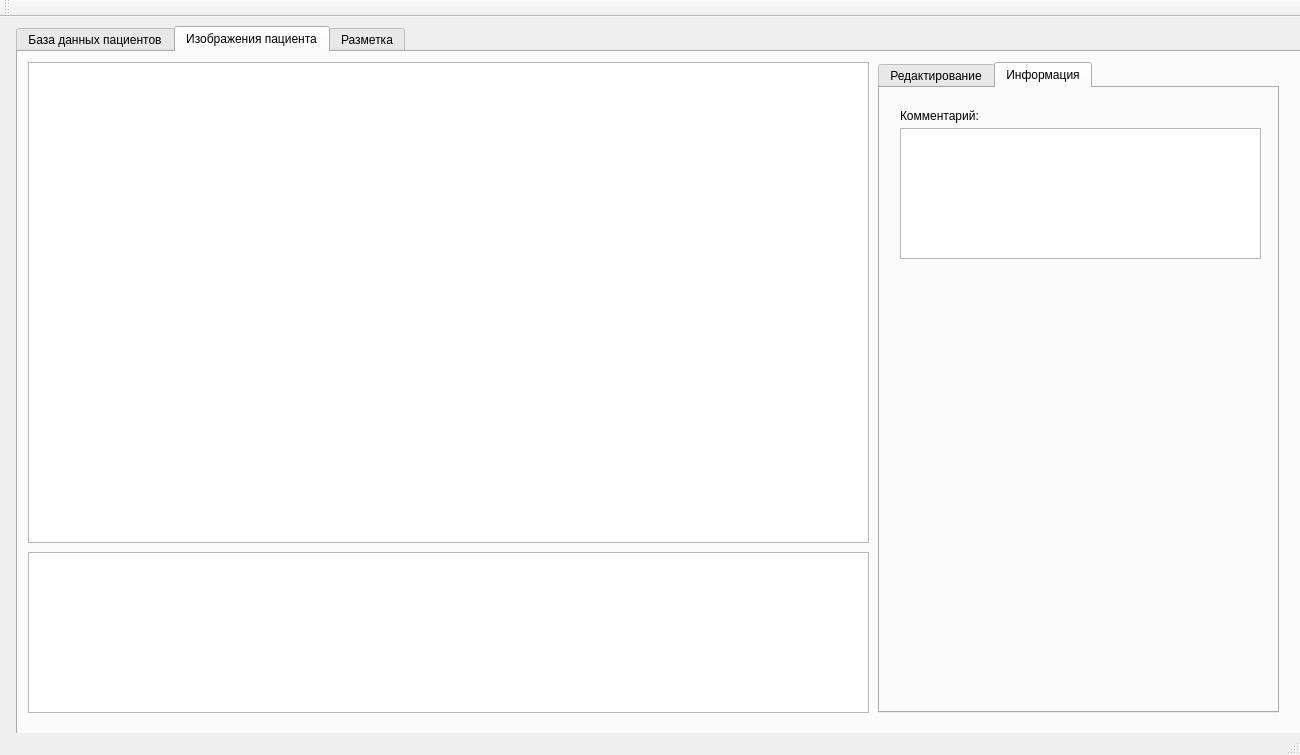
Qt form mainwindow.ui (relaxesemind/BDMedicalApp) before a commit.
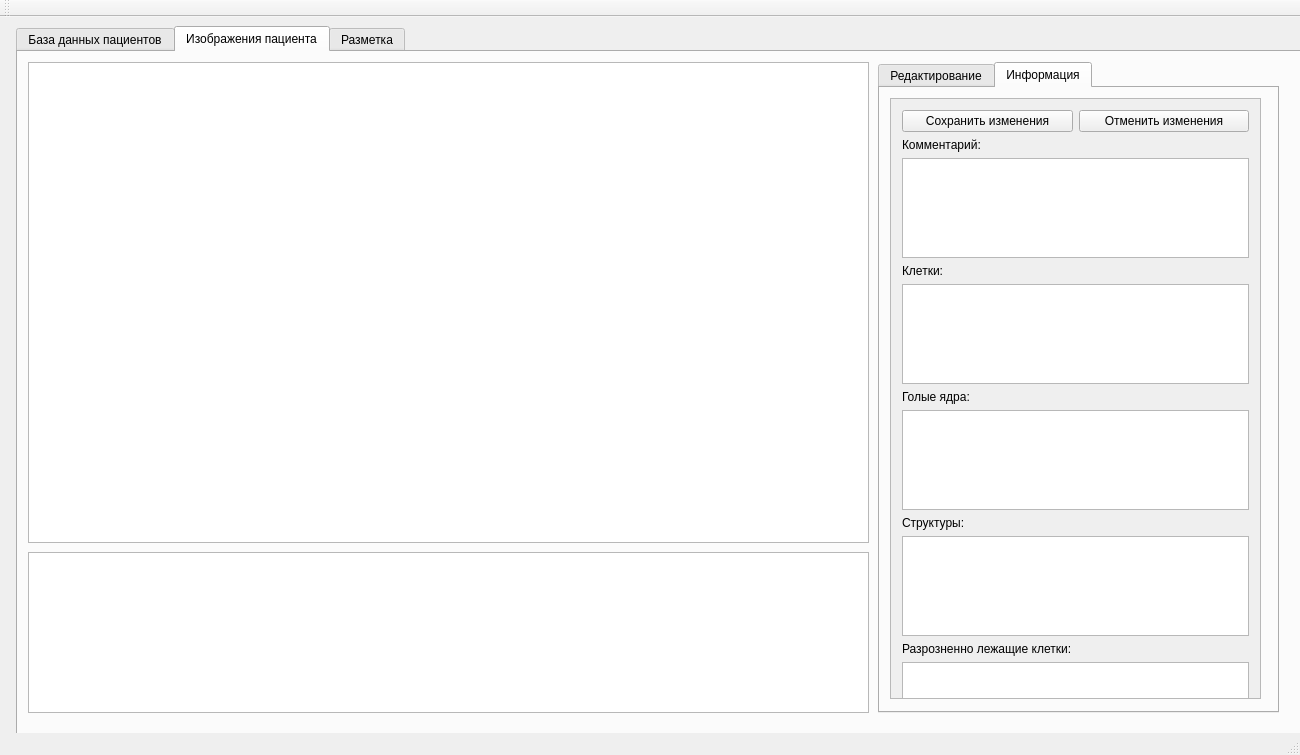
The same form after that commit. The open tabs and pages were chosen to show the change. Custom widgets are drawn as their Qt base class.

Patch:
```diff
--- a/mainwindow.ui
+++ b/mainwindow.ui
@@ -322,28 +322,171 @@
        <attribute name="title">
         <string>Информация</string>
        </attribute>
-       <widget class="QLabel" name="label_3">
+       <widget class="QScrollArea" name="scrollArea">
         <property name="geometry">
          <rect>
-          <x>20</x>
-          <y>20</y>
-          <width>261</width>
-          <height>16</height>
+          <x>10</x>
+          <y>10</y>
+          <width>371</width>
+          <height>601</height>
          </rect>
         </property>
-        <property name="text">
-         <string>Комментарий:</string>
+        <property name="styleSheet">
+         <string notr="true">QScrollArea { background: transparent; }
+QScrollArea &gt; QWidget &gt; QWidget { background: transparent; }
+QScrollArea &gt; QWidget &gt; QWidget {border: 0px solid red}
+QScrollArea {border: 0px solid red}</string>
         </property>
-       </widget>
-       <widget class="QPlainTextEdit" name="plainTextEdit">
-        <property name="geometry">
-         <rect>
-          <x>20</x>
-          <y>40</y>
-          <width>361</width>
-          <height>131</height>
-         </rect>
+        <property name="frameShape">
+         <enum>QFrame::StyledPanel</enum>
         </property>
+        <property name="lineWidth">
+         <number>1</number>
+        </property>
+        <property name="verticalScrollBarPolicy">
+         <enum>Qt::ScrollBarAlwaysOff</enum>
+        </property>
+        <property name="horizontalScrollBarPolicy">
+         <enum>Qt::ScrollBarAlwaysOff</enum>
+        </property>
+        <property name="sizeAdjustPolicy">
+         <enum>QAbstractScrollArea::AdjustToContents</enum>
+        </property>
+        <property name="widgetResizable">
+         <bool>true</bool>
+        </property>
+        <widget class="QWidget" name="scrollAreaWidgetContents">
+         <property name="geometry">
+          <rect>
+           <x>0</x>
+           <y>0</y>
+           <width>371</width>
+           <height>793</height>
+          </rect>
+         </property>
+         <layout class="QVBoxLayout" name="verticalLayout_3">
+          <item>
+           <layout class="QHBoxLayout" name="horizontalLayout">
+            <item>
+             <widget class="QPushButton" name="pushButton">
+              <property name="text">
+               <string>Сохранить изменения</string>
+              </property>
+             </widget>
+            </item>
+            <item>
+             <widget class="QPushButton" name="pushButton_2">
+              <property name="text">
+               <string>Отменить изменения</string>
+              </property>
+             </widget>
+            </item>
+           </layout>
+          </item>
+          <item>
+           <widget class="QLabel" name="label_3">
+            <property name="text">
+             <string>Комментарий:</string>
+            </property>
+           </widget>
+          </item>
+          <item>
+           <widget class="QPlainTextEdit" name="plainTextComment">
+            <property name="minimumSize">
+             <size>
+              <width>0</width>
+              <height>100</height>
+             </size>
+            </property>
+           </widget>
+          </item>
+          <item>
+           <widget class="QLabel" name="label_4">
+            <property name="text">
+             <string>Клетки:</string>
+            </property>
+           </widget>
+          </item>
+          <item>
+           <widget class="QPlainTextEdit" name="plainTextCells">
+            <property name="minimumSize">
+             <size>
+              <width>0</width>
+              <height>100</height>
+             </size>
+            </property>
+           </widget>
+          </item>
+          <item>
+           <widget class="QLabel" name="label_5">
+            <property name="text">
+             <string>Голые ядра:</string>
+            </property>
+           </widget>
+          </item>
+          <item>
+           <widget class="QPlainTextEdit" name="plainTextBareKernels">
+            <property name="minimumSize">
+             <size>
+              <width>0</width>
+              <height>100</height>
+             </size>
+            </property>
+           </widget>
+          </item>
+          <item>
+           <widget class="QLabel" name="label_6">
+            <property name="text">
+             <string>Структуры:</string>
+            </property>
+           </widget>
+          </item>
+          <item>
+           <widget class="QPlainTextEdit" name="plainTextStructures">
+            <property name="minimumSize">
+             <size>
+              <width>0</width>
+              <height>100</height>
+             </size>
+            </property>
+           </widget>
+          </item>
+          <item>
+           <widget class="QLabel" name="label_7">
+            <property name="text">
+             <string>Разрозненно лежащие клетки:</string>
+            </property>
+           </widget>
+          </item>
+          <item>
+           <widget class="QPlainTextEdit" name="plainTextScaterredCells">
+            <property name="minimumSize">
+             <size>
+              <width>0</width>
+              <height>100</height>
+             </size>
+            </property>
+           </widget>
+          </item>
+          <item>
+           <widget class="QLabel" name="label_8">
+            <property name="text">
+             <string>Ядра:</string>
+            </property>
+           </widget>
+          </item>
+          <item>
+           <widget class="QPlainTextEdit" name="plainTextKernels">
+            <property name="minimumSize">
+             <size>
+              <width>0</width>
+              <height>100</height>
+             </size>
+            </property>
+           </widget>
+          </item>
+         </layout>
+        </widget>
        </widget>
       </widget>
      </widget>
@@ -372,6 +515,68 @@
        </rect>
       </property>
      </widget>
+     <widget class="QPushButton" name="pushButton_13">
+      <property name="geometry">
+       <rect>
+        <x>14</x>
+        <y>510</y>
+        <width>121</width>
+        <height>23</height>
+       </rect>
+      </property>
+      <property name="text">
+       <string>Показать вместе</string>
+      </property>
+     </widget>
+     <widget class="QLabel" name="label_11">
+      <property name="geometry">
+       <rect>
+        <x>880</x>
+        <y>20</y>
+        <width>271</width>
+        <height>21</height>
+       </rect>
+      </property>
+      <property name="text">
+       <string>Комментарий врача к разметке:</string>
+      </property>
+     </widget>
+     <widget class="QPlainTextEdit" name="plainTextEdit">
+      <property name="geometry">
+       <rect>
+        <x>880</x>
+        <y>50</y>
+        <width>381</width>
+        <height>441</height>
+       </rect>
+      </property>
+     </widget>
+     <widget class="QWidget" name="">
+      <property name="geometry">
+       <rect>
+        <x>880</x>
+        <y>510</y>
+        <width>381</width>
+        <height>25</height>
+       </rect>
+      </property>
+      <layout class="QHBoxLayout" name="horizontalLayout_5">
+       <item>
+        <widget class="QPushButton" name="pushButton_14">
+         <property name="text">
+          <string>Сохранить изменения</string>
+         </property>
+        </widget>
+       </item>
+       <item>
+        <widget class="QPushButton" name="pushButton_15">
+         <property name="text">
+          <string>Отменить</string>
+         </property>
+        </widget>
+       </item>
+      </layout>
+     </widget>
     </widget>
    </widget>
   </widget>
```
Left out of the diff: 32 changed lines with no effect on the pictures.
